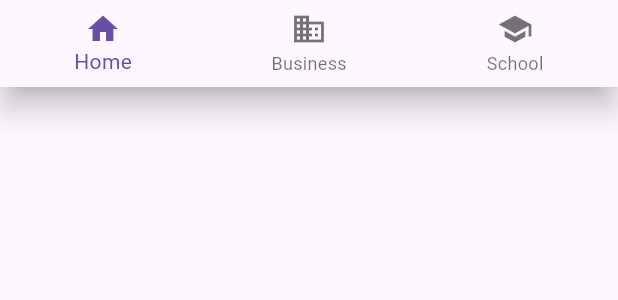
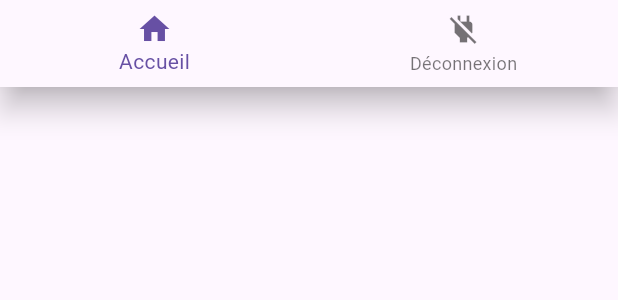
Before and after one commit to zaavali/M2L-Mobile, a Flutter app: the CustomNavBar widget shown alone on an empty page, opened directly, on a phone screen of 412 x 824 dp. Shown: the top 300 px of the screen. Run offline on Flutter 3.47's test engine with Material 3 defaults, Android fonts, the phone set to English and light mode, and no system bars; our stand-ins replace dio, file_picker, shared_preferences; accounts and stored records are empty; network calls fail.

Commit message:
déco + presque fini

```diff
--- a/lib/produitsbdd.dart
+++ b/lib/produitsbdd.dart
@@ -2,9 +2,9 @@ import 'package:flutter/foundation.dart';
 import 'package:flutter/material.dart';
 import 'dart:convert';
 import 'package:http/http.dart' as http;
+import 'login.dart';
+import 'package:dio/dio.dart';
 
-import 'package:dio/dio.dart';
-import 'login.dart';
 import 'dart:io';
 import 'package:file_picker/file_picker.dart';
 
@@ -468,31 +468,64 @@ class _AddProductPageState extends State<AddProductPage> {
     super.dispose();
   }
 }
-class CustomNavBar extends StatelessWidget {
+class CustomNavBar extends StatefulWidget {
   final int selectedIndex;
   final Function(int) onItemTapped;
 
   CustomNavBar({required this.selectedIndex, required this.onItemTapped});
 
   @override
+  _CustomNavBarState createState() => _CustomNavBarState();
+}
+
+class _CustomNavBarState extends State<CustomNavBar> {
+  @override
   Widget build(BuildContext context) {
     return BottomNavigationBar(
-      currentIndex: selectedIndex,
-      onTap: onItemTapped,
+      currentIndex: widget.selectedIndex,
+      onTap: (index) {
+        if (index == 1) {
+          Navigator.push(
+            context,
+            MaterialPageRoute(builder: (context) => LogoutPage()), // Naviguer vers la page de déconnexion
+          );
+        } else {
+          widget.onItemTapped(index);
+        }
+      },
       items: [
         BottomNavigationBarItem(
           icon: Icon(Icons.home),
-          label: 'Home',
+          label: 'Accueil',
         ),
         BottomNavigationBarItem(
-          icon: Icon(Icons.business),
-          label: 'Business',
-        ),
-        BottomNavigationBarItem(
-          icon: Icon(Icons.school),
-          label: 'School',
+          icon: Icon(Icons.power_off),
+          label: 'Déconnexion',
         ),
       ],
+    );
+  }
+}
+
+class LogoutPage extends StatelessWidget {
+  @override
+  Widget build(BuildContext context) {
+    return Scaffold(
+      appBar: AppBar(
+        title: Text('Déconnexion'),
+      ),
+      body: Center(
+        child: ElevatedButton(
+          onPressed: () {
+
+            Navigator.pushReplacement(
+              context,
+              MaterialPageRoute(builder: (context) => Connection()),
+            );
+          },
+          child: Text('Déconnexion'),
+        ),
+      ),
     );
   }
 }
```
